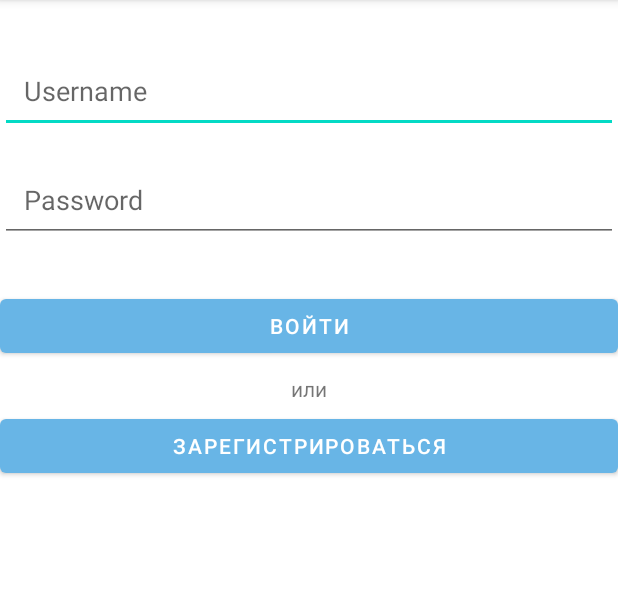
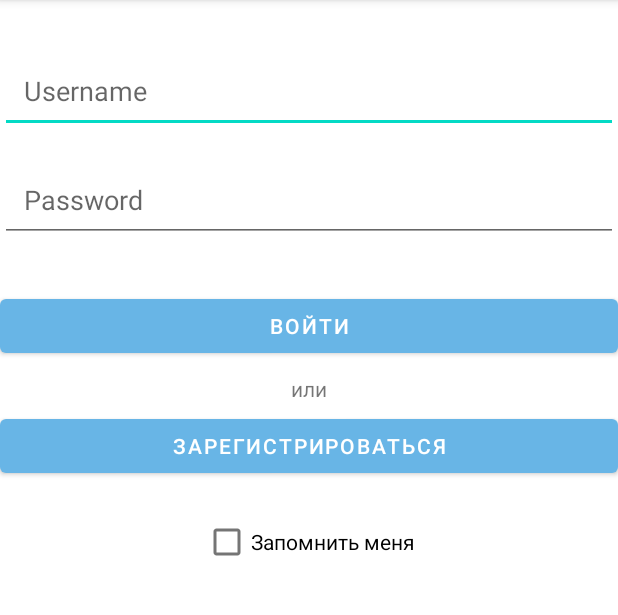
Before and after one commit to Anastassiya0Zabudkina/LastProject, an Android app: the Registration screen opened directly, with no data from a screen before it, after a tap on "ВОЙТИ", on a phone screen of 412 x 824 dp, the part 84-699 px from its top. Run offline under Robolectric (Android 15) with nearby library versions, the phone set to English and light mode, and no system bars; our stand-ins replace Firebase (no records; nobody signed in at launch, a user with empty details on screens opened directly).

Commit message:
az/first commit

```diff
--- a/app/src/main/java/com/example/last/Registration.java
+++ b/app/src/main/java/com/example/last/Registration.java
@@ -4,10 +4,12 @@ import androidx.annotation.NonNull;
 import androidx.appcompat.app.AppCompatActivity;
 
 import android.content.Intent;
+import android.content.SharedPreferences;
 import android.os.Bundle;
 import android.text.TextUtils;
 import android.view.View;
 import android.widget.Button;
+import android.widget.CheckBox;
 import android.widget.EditText;
 import android.widget.Toast;
 
@@ -18,14 +20,19 @@ import com.google.firebase.database.DatabaseError;
 import com.google.firebase.database.DatabaseReference;
 import com.google.firebase.database.FirebaseDatabase;
 import com.google.firebase.database.ValueEventListener;
-import java.util.Map;
 
 public class Registration extends AppCompatActivity {
 
     private EditText editTextUsername, editTextPassword;
     private Button buttonLogin, buttonRegister;
+    private CheckBox checkBoxRememberMe;
+    private DatabaseReference databaseReference;
+    private SharedPreferences sharedPreferences;
 
-    private DatabaseReference databaseReference;
+    private static final String PREF_NAME = "login_pref";
+    private static final String KEY_USERNAME = "username";
+    private static final String KEY_PASSWORD = "password";
+    private static final String KEY_REMEMBER_ME = "remember_me";
 
     @Override
     protected void onCreate(Bundle savedInstanceState) {
@@ -36,8 +43,10 @@ public class Registration extends AppCompatActivity {
         editTextPassword = findViewById(R.id.editTextPassword);
         buttonLogin = findViewById(R.id.buttonLogin);
         buttonRegister = findViewById(R.id.buttonRegister);
+        checkBoxRememberMe = findViewById(R.id.checkBoxRememberMe);
 
         databaseReference = FirebaseDatabase.getInstance().getReference();
+        sharedPreferences = getSharedPreferences(PREF_NAME, MODE_PRIVATE);
 
         buttonLogin.setOnClickListener(new View.OnClickListener() {
             @Override
@@ -54,13 +63,22 @@ public class Registration extends AppCompatActivity {
                 finish();
             }
         });
+
+        // Проверяем, сохранены ли данные пользователя
+        boolean rememberMe = sharedPreferences.getBoolean(KEY_REMEMBER_ME, false);
+        checkBoxRememberMe.setChecked(rememberMe);
+        if (rememberMe) {
+            String username = sharedPreferences.getString(KEY_USERNAME, "");
+            String password = sharedPreferences.getString(KEY_PASSWORD, "");
+            editTextUsername.setText(username);
+            editTextPassword.setText(password);
+        }
     }
 
     private void login() {
         String name = editTextUsername.getText().toString();
-        System.out.println(name);
         String password = editTextPassword.getText().toString().replaceAll("\\s", "");
-        System.out.println(password);
+
         if (TextUtils.isEmpty(name)) {
             Toast.makeText(this, "Please enter name", Toast.LENGTH_SHORT).show();
             return;
@@ -79,6 +97,22 @@ public class Registration extends AppCompatActivity {
                     for (DataSnapshot userSnapshot : snapshot.getChildren()) {
                         String storedPassword = userSnapshot.child("password").getValue(String.class);
                         if (storedPassword.equals(password)) {
+                            // Сохраняем данные пользователя, если выбрана опция "Запомнить меня"
+                            if (checkBoxRememberMe.isChecked()) {
+                                SharedPreferences.Editor editor = sharedPreferences.edit();
+                                editor.putString(KEY_USERNAME, name);
+                                editor.putString(KEY_PASSWORD, password);
+                                editor.putBoolean(KEY_REMEMBER_ME, true);
+                                editor.apply();
+                            } else {
+                                // Если опция не выбрана, очищаем сохраненные данные
+                                SharedPreferences.Editor editor = sharedPreferences.edit();
+                                editor.remove(KEY_USERNAME);
+                                editor.remove(KEY_PASSWORD);
+                                editor.remove(KEY_REMEMBER_ME);
+                                editor.apply();
+                            }
+
                             Intent intent = new Intent(Registration.this, MainActivity.class);
                             startActivity(intent);
                             finish();
--- a/app/src/main/res/layout/activity_registration.xml
+++ b/app/src/main/res/layout/activity_registration.xml
@@ -54,5 +54,14 @@
         android:layout_marginTop="32dp"
         android:layout_centerHorizontal="true"
         />
+    <CheckBox
+        android:id="@+id/checkBoxRememberMe"
+        android:layout_width="wrap_content"
+        android:layout_height="wrap_content"
+        android:text="Запомнить меня"
+        android:layout_below="@id/buttonRegister"
+        android:layout_marginTop="16dp"
+        android:layout_centerHorizontal="true"
+        />
 
 </RelativeLayout>
```
Also changed, not shown: app/src/main/java/com/example/last/RegistrationContinue.java (+4 -20 lines), app/src/main/java/com/example/last/User.java (+9 -0 lines), app/src/main/res/layout/user_item_layout.xml (added, +28 -0 lines), app/src/main/java/com/example/last/MainActivity.java (line endings or trailing spaces), app/src/main/profile_picture-playstore.png (added), app/src/main/res/layout/activity_main.xml (line endings or trailing spaces), app/src/main/res/menu/drawer_menu.xml (line endings or trailing spaces).
